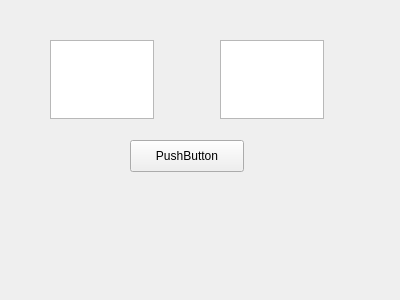
Above: calcui.ui from timseed/PYQT5-Signal-Slot-Test before the change. Below: the same form after it.
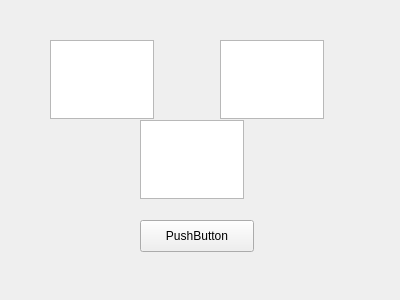
That is the form after the change.

```diff
--- a/calcui.ui
+++ b/calcui.ui
@@ -36,8 +36,8 @@
   <widget class="QPushButton" name="btnCalc">
    <property name="geometry">
     <rect>
-     <x>130</x>
-     <y>140</y>
+     <x>140</x>
+     <y>220</y>
      <width>114</width>
      <height>32</height>
     </rect>
@@ -46,6 +46,19 @@
     <string>PushButton</string>
    </property>
   </widget>
+  <widget class="QTextEdit" name="RESULT">
+   <property name="geometry">
+    <rect>
+     <x>140</x>
+     <y>120</y>
+     <width>104</width>
+     <height>79</height>
+    </rect>
+   </property>
+   <property name="readOnly">
+    <bool>true</bool>
+   </property>
+  </widget>
  </widget>
  <resources/>
  <connections/>
```
